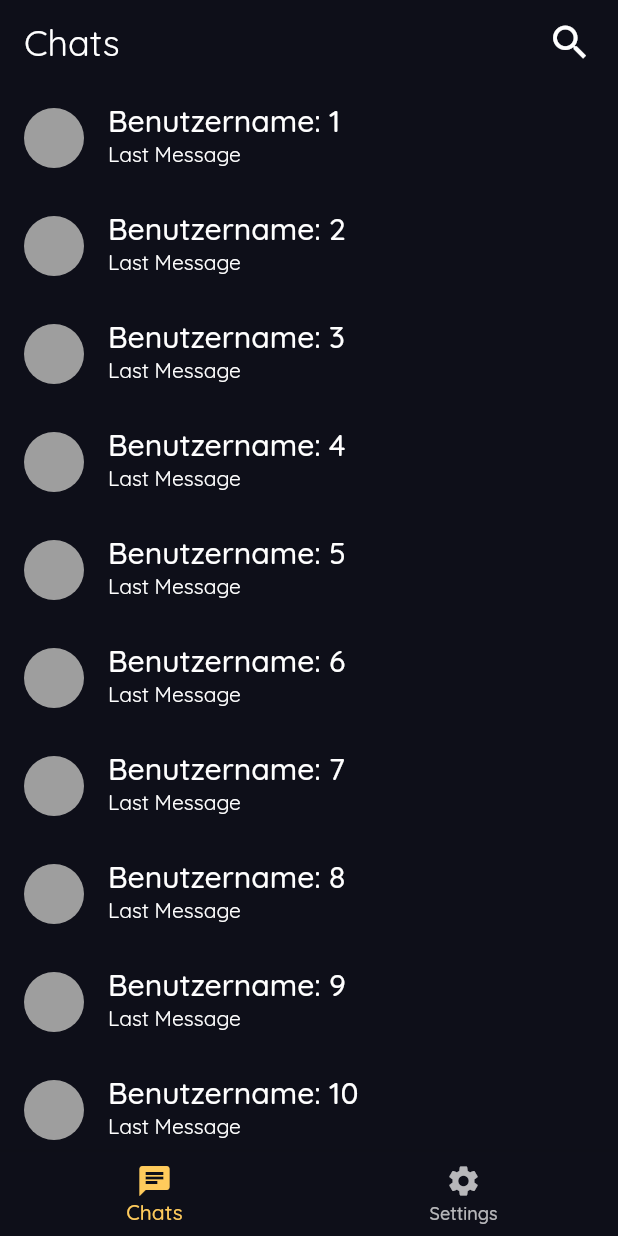
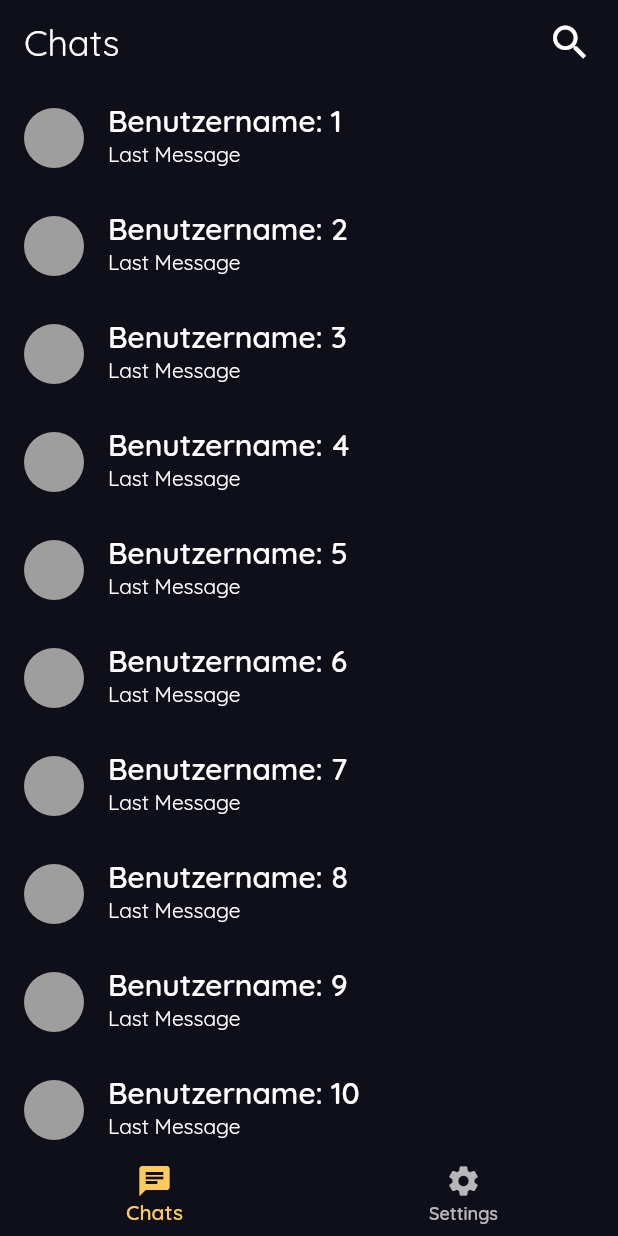
Before and after one commit to nicholas-roether/quicksend, a Flutter app: the screen it shows after launch, on a phone screen of 412 x 824 dp. Run offline on Flutter 3.47's test engine with Material 2 defaults, Android fonts, the phone set to English and light mode, and no system bars; our stand-ins replace dio, flutter_dotenv, flutter_secure_storage, hive_flutter; missing offline and left inert: fast_rsa; accounts and stored records are empty.

Commit message:
Fix the font family spelling

```diff
--- a/lib/utils/my_themes.dart
+++ b/lib/utils/my_themes.dart
@@ -26,7 +26,7 @@ class MyThemes {
       backgroundColor: Color(0xFF0e0f19),
       shadowColor: Colors.transparent,
     ),
-    fontFamily: 'QuickSand',
+    fontFamily: 'Quicksand',
     inputDecorationTheme: const InputDecorationTheme(
       hintStyle: TextStyle(
         fontWeight: FontWeight.w500,
```
Also changed, not shown: pubspec.yaml (+5 -5 lines).
